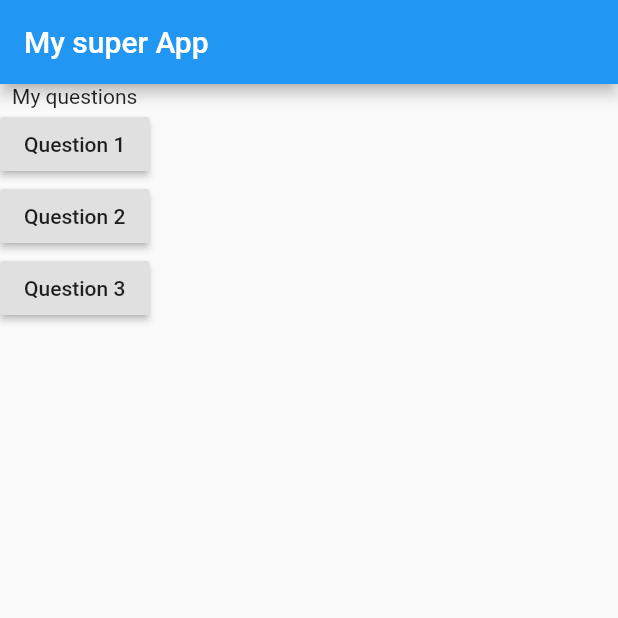
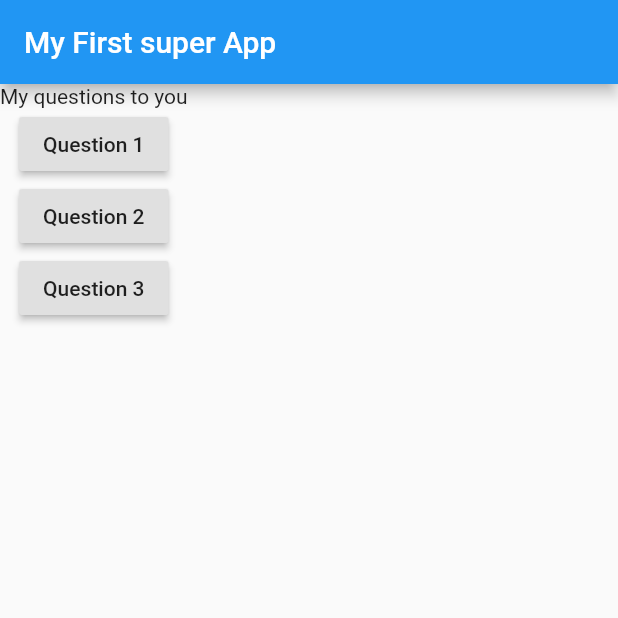
Before and after one commit to matr0s/flutter_cpmplete_guide, a Flutter app: the screen it shows after launch, on a phone screen of 412 x 824 dp, the top half of it. Run offline on Flutter 3.47's test engine with Material 2 defaults, Android fonts, the phone set to English and light mode, and no system bars.

Commit message:
Cestion: 32

```diff
--- a/lib/main.dart
+++ b/lib/main.dart
@@ -13,14 +13,15 @@ class MyApp extends StatelessWidget {
   @override
   Widget build(BuildContext context) {
     var questions = ['Question 1', 'Question 2', 'Question 3'];
+
     return MaterialApp(
       home: Scaffold(
         appBar: AppBar(
-          title: Text('My super App'),
+          title: Text('My First super App'),
         ),
         body: Column(
           children: [
-            Text('My questions'),
+            Text('My questions to you'),
             RaisedButton(
               child: Text(questions[0]),
               onPressed: answerQuestion,
@@ -31,7 +32,9 @@ class MyApp extends StatelessWidget {
             ),
             RaisedButton(
               child: Text(questions[2]),
-              onPressed: answerQuestion,
+              onPressed: (){
+                print("Option # Three chosen");
+              },
             ),
           ],
         ),
```
Also changed, not shown: pubspec.lock, 1 other file.
